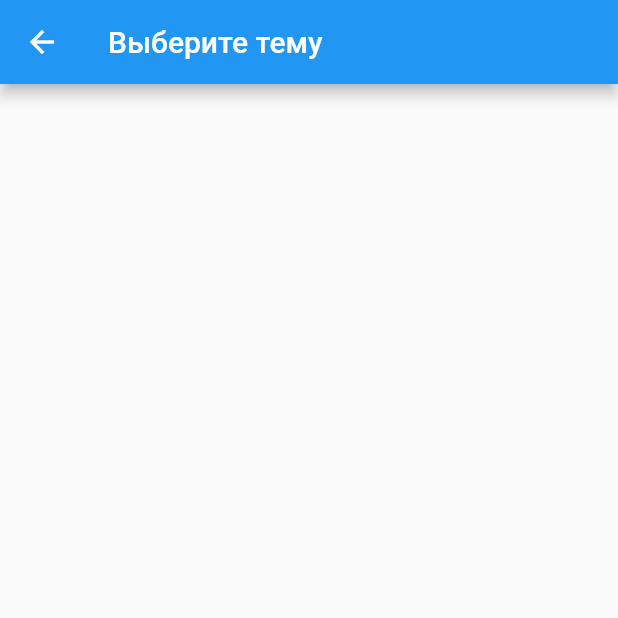
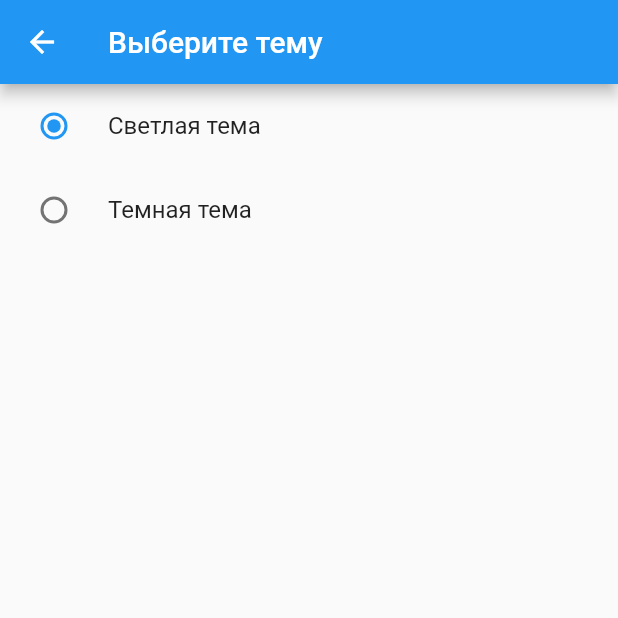
Before and after one commit to ledrose/AStorage-mobile-, a Flutter app: the ThemePage screen opened directly, on a phone screen of 412 x 824 dp, the top half of it. Run offline on Flutter 3.47's test engine with Material 2 defaults, Android fonts, the phone set to English and light mode, and no system bars; our stand-ins replace dio, image_picker; network calls fail.

Commit message:
Реализовано изменение темы

```diff
--- a/lib/global_things/settings.dart
+++ b/lib/global_things/settings.dart
@@ -1,6 +1,7 @@
-import 'package:flutter/material.dart';
-class AppSettings {
-  ThemeData currentTheme;
-  AppSettings({required this.currentTheme});
+import 'package:flutter/foundation.dart';
+
+enum themeNumber {
+  light,
+  dark,
 }
-AppSettings currentSettings = AppSettings(currentTheme: ThemeData.light());
+var  currentTheme = ValueNotifier<themeNumber>(themeNumber.light);
--- a/lib/pages/settings_subpages/auth_page.dart
+++ b/lib/pages/settings_subpages/auth_page.dart
@@ -14,7 +14,7 @@ class _AuthPageState extends State<AuthPage> {
       appBar: AppBar(
         title: const Text("Войдите в аккаунт"),
       ),
-      body: ListTile()
+      body: const ListTile()
     );
   }
 }
--- a/lib/pages/settings_subpages/theme_page.dart
+++ b/lib/pages/settings_subpages/theme_page.dart
@@ -1,4 +1,5 @@
 import 'package:flutter/material.dart';
+import 'package:flutter_application_1/global_things/settings.dart';
 
 class ThemePage extends StatefulWidget {
   const ThemePage({Key? key}) : super(key: key);
@@ -14,7 +15,28 @@ class _ThemePageState extends State<ThemePage> {
       appBar: AppBar(
         title: const Text("Выберите тему"),
       ),
-      body: ListTile()
+      body: ListView(
+        children: [
+          RadioListTile<themeNumber>(
+            title: const Text("Светлая тема"),
+            value: themeNumber.light,
+            groupValue: currentTheme.value,
+            onChanged: (value) => setState(() {
+              currentTheme.value = value!;
+            }),
+          ),
+          RadioListTile<themeNumber>(
+            title: const Text("Темная тема"),
+            value: themeNumber.dark,
+            groupValue: currentTheme.value,
+            onChanged: (value) => {
+              setState(() {
+                currentTheme.value = value!;
+              })
+            },
+          ),
+        ],
+      ),
     );
   }
 }
```
Also changed, not shown: lib/main.dart (+14 -5 lines).
